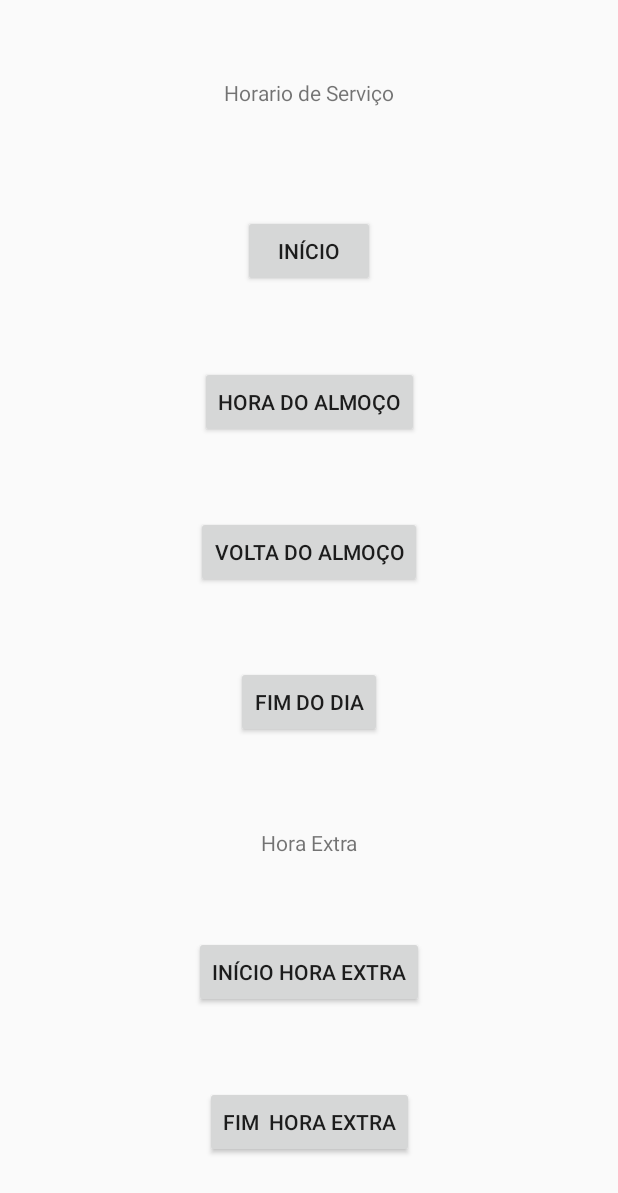
After one commit to issuran/LogWorktime, an Android app: the layout log_time_activity.xml on its own in the app's theme, with its tools: preview values and no code run, on a phone screen of 412 x 824 dp. The commit adds this screen. Shown: the top 1193 px of the screen. Run offline under Robolectric (Android 15) with nearby library versions, the phone set to English and light mode, and no system bars.

Commit message:
Working with Google Sheets , Creating activity to log worktime

```diff
--- a/app/src/main/AndroidManifest.xml
+++ b/app/src/main/AndroidManifest.xml
@@ -1,5 +1,10 @@
 <manifest xmlns:android="http://schemas.android.com/apk/res/android"
     package="br.com.optimizer7.logworktime">
+
+    <uses-permission android:name="android.permission.INTERNET" />
+    <uses-permission android:name="android.permission.ACCESS_NETWORK_STATE" />
+    <uses-permission android:name="android.permission.GET_ACCOUNTS" />
+
 
     <application
         android:allowBackup="true"
@@ -20,6 +25,7 @@
             </intent-filter>
         </activity>
         <activity android:name=".MainActivity" />
+        <activity android:name=".LogTimeActivity" />
 
     </application>
 </manifest>
--- a/app/src/main/java/br/com/optimizer7/logworktime/SplashActivity.kt
+++ b/app/src/main/java/br/com/optimizer7/logworktime/SplashActivity.kt
@@ -1,6 +1,5 @@
 package br.com.optimizer7.logworktime
 
-import android.support.v4.content.ContextCompat.startActivity
 import android.content.Intent
 import android.os.Bundle
 import android.support.v7.app.AppCompatActivity
--- /dev/null
+++ b/app/src/main/res/layout/log_time_activity.xml
@@ -0,0 +1,125 @@
+<android.support.constraint.ConstraintLayout xmlns:android="http://schemas.android.com/apk/res/android"
+    xmlns:app="http://schemas.android.com/apk/res-auto"
+    xmlns:tools="http://schemas.android.com/tools"
+    android:layout_width="match_parent"
+    android:layout_height="match_parent">
+
+    <TextView
+        android:id="@+id/textView"
+        android:layout_width="wrap_content"
+        android:layout_height="wrap_content"
+        android:layout_marginBottom="8dp"
+        android:layout_marginTop="8dp"
+        android:text="Horario de Serviço"
+        app:layout_constraintBottom_toTopOf="@+id/button2"
+        app:layout_constraintLeft_toLeftOf="parent"
+        app:layout_constraintRight_toRightOf="parent"
+        app:layout_constraintTop_toTopOf="parent"
+        app:layout_constraintVertical_bias="0.06" />
+
+    <Button
+        android:id="@+id/button2"
+        android:layout_width="wrap_content"
+        android:layout_height="wrap_content"
+        android:layout_marginBottom="8dp"
+        android:layout_marginEnd="8dp"
+        android:layout_marginStart="8dp"
+        android:layout_marginTop="20dp"
+        android:text="Início"
+        app:layout_constraintBottom_toTopOf="@+id/button3"
+        app:layout_constraintEnd_toEndOf="parent"
+        app:layout_constraintHorizontal_bias="0.5"
+        app:layout_constraintStart_toStartOf="parent"
+        app:layout_constraintTop_toBottomOf="@+id/textView"
+        app:layout_constraintVertical_bias="0.082" />
+
+    <Button
+        android:id="@+id/button3"
+        android:layout_width="wrap_content"
+        android:layout_height="wrap_content"
+        android:layout_marginBottom="8dp"
+        android:text="Hora do Almoço"
+        app:layout_constraintBottom_toTopOf="@+id/button4"
+        app:layout_constraintEnd_toEndOf="parent"
+        app:layout_constraintHorizontal_bias="0.5"
+        app:layout_constraintLeft_toLeftOf="parent"
+        app:layout_constraintRight_toRightOf="parent"
+        app:layout_constraintStart_toStartOf="parent"
+        app:layout_constraintTop_toBottomOf="@+id/button2"
+        app:layout_constraintVertical_bias="0.228" />
+
+    <Button
+        android:id="@+id/button4"
+        android:layout_width="wrap_content"
+        android:layout_height="wrap_content"
+        android:layout_marginBottom="8dp"
+        android:text="Volta do Almoço"
+        app:layout_constraintBottom_toTopOf="@+id/button5"
+        app:layout_constraintEnd_toEndOf="parent"
+        app:layout_constraintHorizontal_bias="0.5"
+        app:layout_constraintLeft_toLeftOf="parent"
+        app:layout_constraintRight_toRightOf="parent"
+        app:layout_constraintStart_toStartOf="parent"
+        app:layout_constraintTop_toBottomOf="@+id/button3"
+        app:layout_constraintVertical_bias="0.334" />
+
+    <Button
+        android:id="@+id/button5"
+        android:layout_width="wrap_content"
+        android:layout_height="wrap_content"
+        android:layout_marginBottom="8dp"
+        android:text="Fim do dia"
+        app:layout_constraintBottom_toTopOf="@+id/textView2"
+        app:layout_constraintEnd_toEndOf="parent"
+        app:layout_constraintHorizontal_bias="0.5"
+        app:layout_constraintLeft_toLeftOf="parent"
+        app:layout_constraintRight_toRightOf="parent"
+        app:layout_constraintStart_toStartOf="parent"
+        app:layout_constraintTop_toBottomOf="@+id/button4"
+        app:layout_constraintVertical_bias="0.439" />
+
+    <TextView
+        android:id="@+id/textView2"
+        android:layout_width="wrap_content"
+        android:layout_height="wrap_content"
+        android:layout_marginBottom="8dp"
+        android:layout_marginTop="8dp"
+        android:text="Hora Extra"
+        app:layout_constraintBottom_toTopOf="@+id/button6"
+        app:layout_constraintHorizontal_bias="0.5"
+        app:layout_constraintLeft_toLeftOf="parent"
+        app:layout_constraintRight_toRightOf="parent"
+        app:layout_constraintTop_toBottomOf="@+id/button5"
+        app:layout_constraintVertical_bias="0.67" />
+
+    <Button
+        android:id="@+id/button6"
+        android:layout_width="wrap_content"
+        android:layout_height="wrap_content"
+        android:layout_marginBottom="8dp"
+        android:layout_marginEnd="8dp"
+        android:layout_marginStart="8dp"
+        android:text="Início Hora Extra"
+        app:layout_constraintBottom_toTopOf="@+id/button7"
+        app:layout_constraintEnd_toEndOf="parent"
+        app:layout_constraintHorizontal_bias="0.5"
+        app:layout_constraintStart_toStartOf="parent"
+        app:layout_constraintTop_toBottomOf="@+id/textView2"
+        app:layout_constraintVertical_bias="0.76" />
+
+    <Button
+        android:id="@+id/button7"
+        android:layout_width="wrap_content"
+        android:layout_height="wrap_content"
+        android:layout_marginBottom="8dp"
+        android:layout_marginEnd="8dp"
+        android:layout_marginStart="8dp"
+        android:text="Fim  Hora Extra"
+        app:layout_constraintBottom_toBottomOf="parent"
+        app:layout_constraintEnd_toEndOf="parent"
+        app:layout_constraintHorizontal_bias="0.5"
+        app:layout_constraintStart_toStartOf="parent"
+        app:layout_constraintTop_toBottomOf="@+id/button6"
+        app:layout_constraintVertical_bias="0.86" />
+
+</android.support.constraint.ConstraintLayout>
```
Also changed, not shown: app/build.gradle (+16 -1 lines), app/src/main/java/br/com/optimizer7/logworktime/LogTimeActivity.kt (added, +39 -0 lines), app/src/main/java/br/com/optimizer7/logworktime/MainActivity.java (added, +415 -0 lines), app/src/main/java/br/com/optimizer7/logworktime/MainActivity.kt (deleted, +0 -15 lines).
